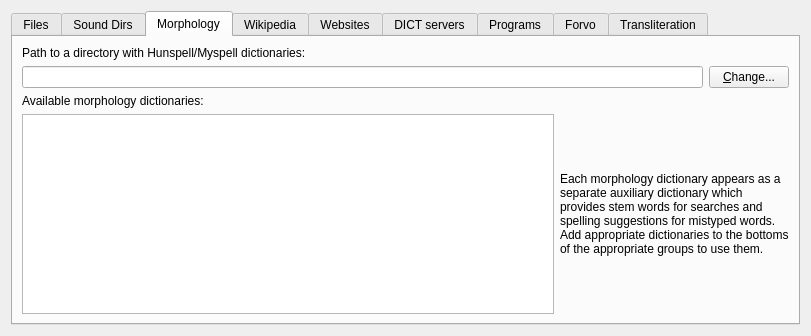
Before: the Qt Designer form src/ui/forms/sources.ui in FrightenedFoxCN/goldendict, drawn with Qt 5.
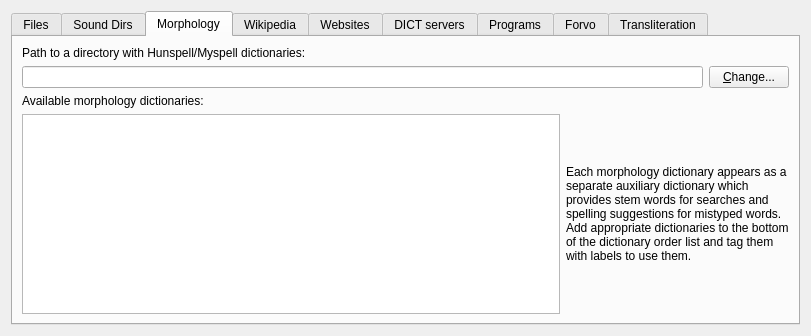
After: the same form once the commit is applied. The open tabs and pages were chosen to show the change. Icons and pictures are not drawn.

Commit message:
Add Labels panel to Dictionaries dialog and fix deprecation warnings
- Add new Labels tab for managing labels and dictionary assignments
- Labels are case-insensitive with auto-trim and de-duplication
- Synchronize label changes between Labels panel and Dictionaries tab
- Replace deprecated invalidateFilter() with begin/endFilterChange()
- Suppress deprecation warning for Qt < 6.13 compatibility fallback
- Labels with no dictionaries don't persist (stored per-dictionary)

Diff of the .ui file:
```diff
--- a/src/ui/forms/sources.ui
+++ b/src/ui/forms/sources.ui
@@ -255,8 +255,9 @@
 separate auxiliary dictionary which
 provides stem words for searches and
 spelling suggestions for mistyped words.
-Add appropriate dictionaries to the bottoms
-of the appropriate groups to use them.</string>
+Add appropriate dictionaries to the bottom
+of the dictionary order list and tag them
+with labels to use them.</string>
            </property>
            <property name="textFormat">
             <enum>Qt::PlainText</enum>
```
The commit also changes 22 other files.
